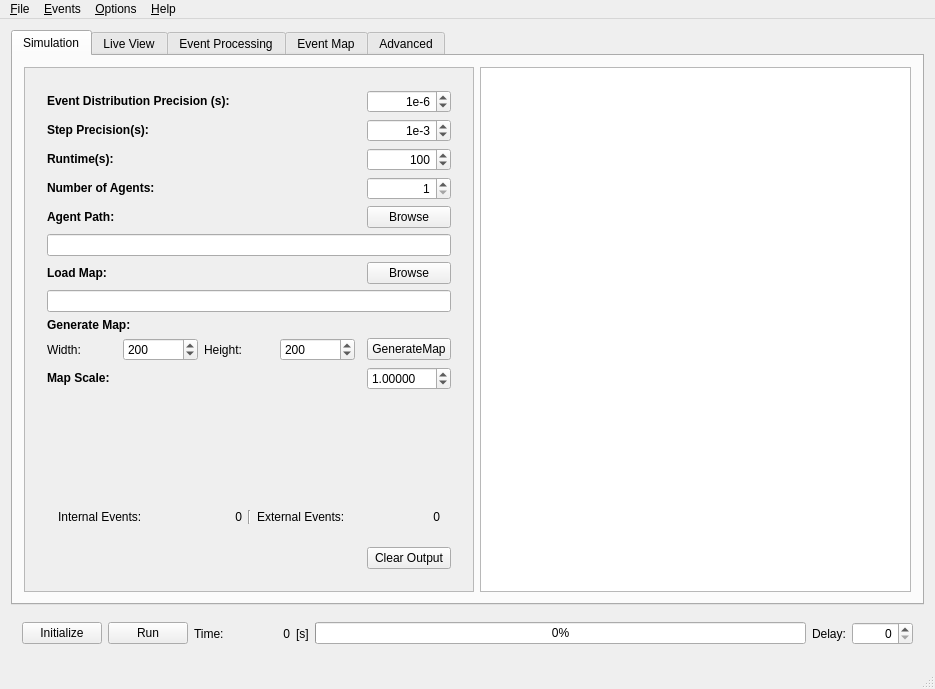
First picture: the form in mainwindow.ui, repository sojoe02/RANA, before the edit.
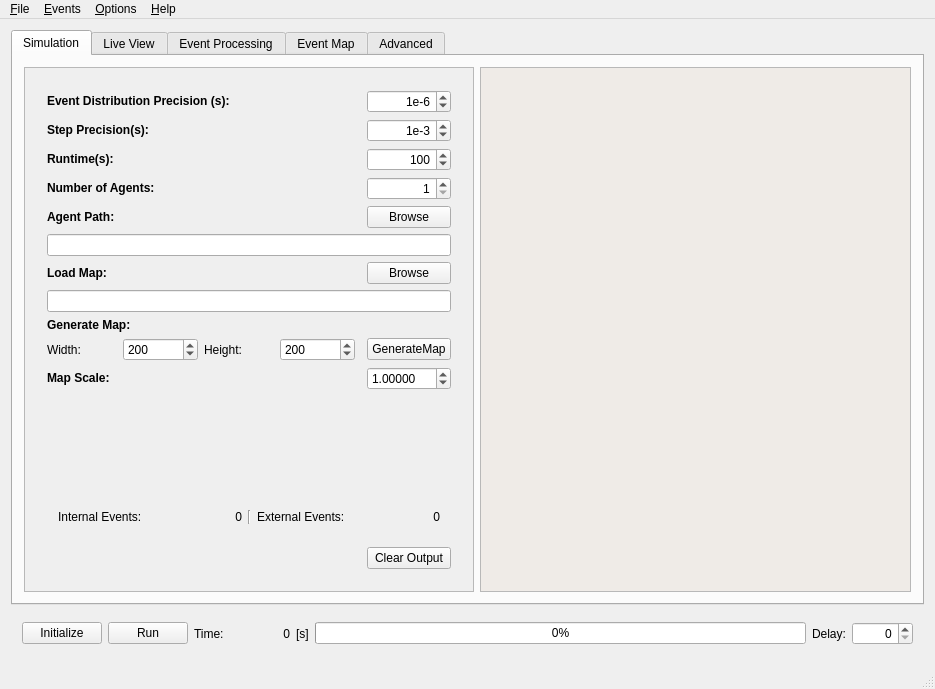
Second picture: the form after the edit. Icons and pictures are not drawn.

Commit message: changed output color

The edit to the form file:
```diff
--- a/mainwindow.ui
+++ b/mainwindow.ui
@@ -684,6 +684,43 @@
             <verstretch>0</verstretch>
            </sizepolicy>
           </property>
+          <property name="palette">
+           <palette>
+            <active>
+             <colorrole role="Base">
+              <brush brushstyle="SolidPattern">
+               <color alpha="255">
+                <red>239</red>
+                <green>235</green>
+                <blue>231</blue>
+               </color>
+              </brush>
+             </colorrole>
+            </active>
+            <inactive>
+             <colorrole role="Base">
+              <brush brushstyle="SolidPattern">
+               <color alpha="255">
+                <red>239</red>
+                <green>235</green>
+                <blue>231</blue>
+               </color>
+              </brush>
+             </colorrole>
+            </inactive>
+            <disabled>
+             <colorrole role="Base">
+              <brush brushstyle="SolidPattern">
+               <color alpha="255">
+                <red>239</red>
+                <green>235</green>
+                <blue>231</blue>
+               </color>
+              </brush>
+             </colorrole>
+            </disabled>
+           </palette>
+          </property>
          </widget>
         </item>
        </layout>
```
The commit also changes 1 other file.
